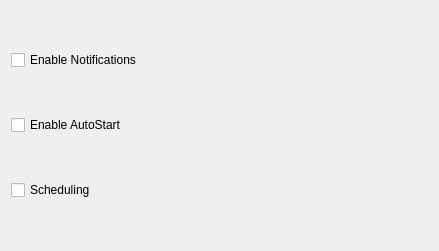
Before: the Qt Designer form src/settings/generalsettings.ui in baduhai/Koi, drawn with Qt 5.
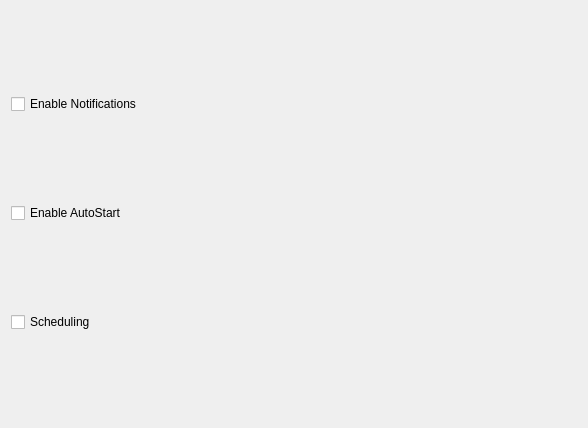
After: the same form once the commit is applied.

The edit to the form file:
```diff
--- a/src/settings/generalsettings.ui
+++ b/src/settings/generalsettings.ui
@@ -6,8 +6,8 @@
    <rect>
     <x>0</x>
     <y>0</y>
-    <width>439</width>
-    <height>251</height>
+    <width>588</width>
+    <height>428</height>
    </rect>
   </property>
   <property name="windowTitle">
```
